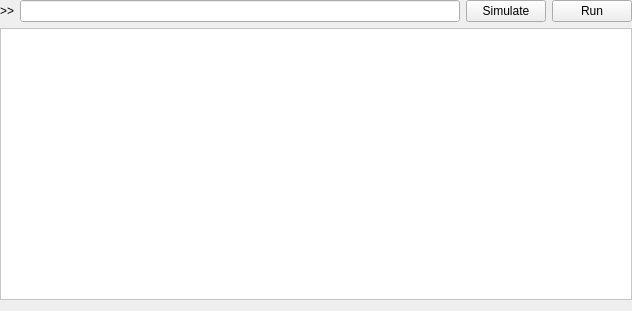
mlz-ictrl/nicos, file nicos/clients/gui/panels/cmdbuilder.ui: the form before one commit.
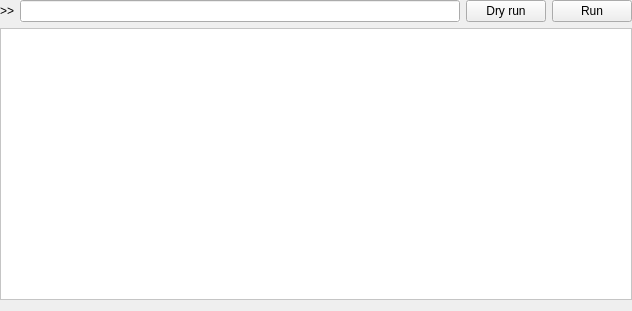
The form after the commit. Icons and pictures are not drawn. Custom widgets are drawn as their Qt base class.

What changed in the file:
```diff
--- a/nicos/clients/gui/panels/cmdbuilder.ui
+++ b/nicos/clients/gui/panels/cmdbuilder.ui
@@ -54,7 +54,7 @@
         <enum>Qt::TabFocus</enum>
        </property>
        <property name="text">
-        <string>Simulate</string>
+        <string>Dry run</string>
        </property>
        <property name="icon">
         <iconset resource="../../../../resources/nicos-gui.qrc">
```
